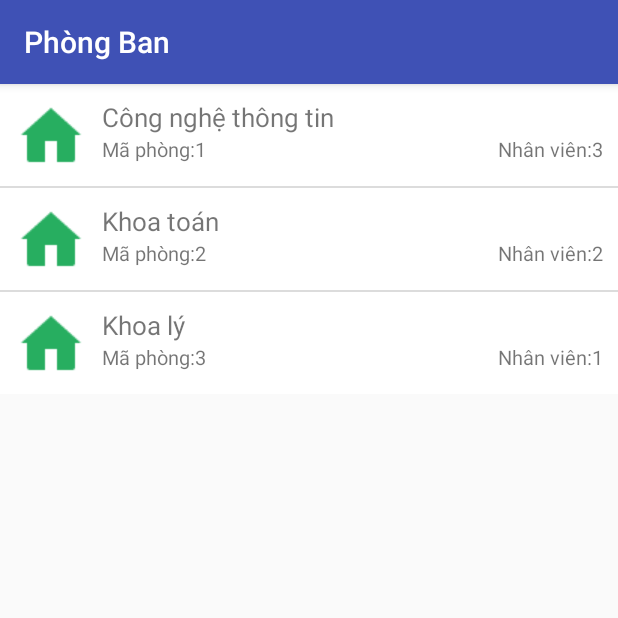
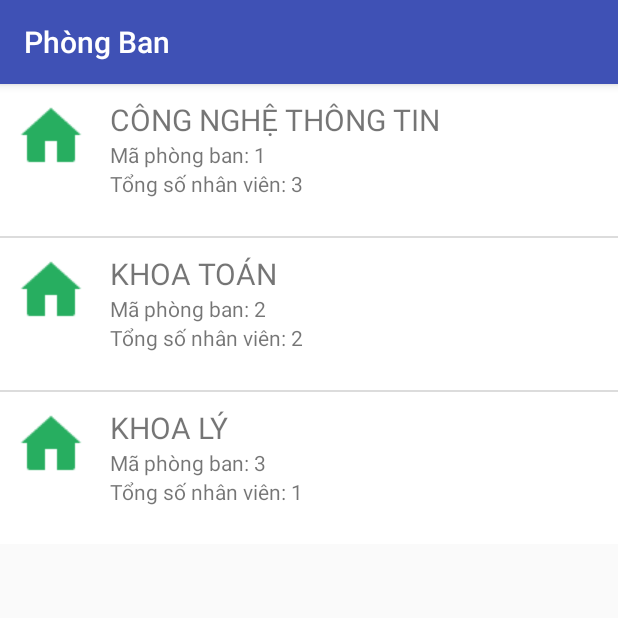
Before and after one commit to Quynhk37C/Mobile_Android, an Android app: the PhongBanActivity screen opened directly, with no data from a screen before it, on a phone screen of 412 x 824 dp, the top half of it. Run offline under Robolectric (Android 15) with nearby library versions, the phone set to English and light mode, and no system bars.

Commit message:
Chỉnh sửa lần cuối nà

```diff
--- a/QuanLyNV/app/src/main/AndroidManifest.xml
+++ b/QuanLyNV/app/src/main/AndroidManifest.xml
@@ -25,6 +25,8 @@
             android:name=".NhanVienActivity"
             android:label="Danh sách nhân viên"
             android:windowSoftInputMode="stateHidden"></activity>
+
+
         <activity
             android:name=".NhanVienPhongBanActivity"
             android:label="Danh Sách Nhân Viên"
@@ -48,6 +50,7 @@
         <activity
             android:name=".LienHeActivity"
             android:label="@string/title_activity_lien_he"
+
             android:theme="@style/AppTheme.NoActionBar" />
         <activity android:name=".Activity_chucnang"></activity>
     </application>
--- a/QuanLyNV/app/src/main/java/com/hue/husc/it/nhuquynh/quanlynv/Adapter/Custom_Listview_NhanVien.java
+++ b/QuanLyNV/app/src/main/java/com/hue/husc/it/nhuquynh/quanlynv/Adapter/Custom_Listview_NhanVien.java
@@ -48,9 +48,9 @@ public class Custom_Listview_NhanVien  extends ArrayAdapter<NhanVienDTO>{
         TextView vSoDT = (TextView)view.findViewById(R.id.vSodienThoai);
         TextView vGioiTinh = (TextView)view.findViewById(R.id.vGioiTinh);
         NhanVienDTO nhanVienDTO = objects.get(position);
-        vTenNhanVien.setText(nhanVienDTO.getTennv());
-        vSoDT.setText(nhanVienDTO.getSdt());
-        vGioiTinh.setText(nhanVienDTO.getGioitinh());
+        vTenNhanVien.setText(nhanVienDTO.getTennv().toUpperCase());
+        vSoDT.setText("SĐT: "+ nhanVienDTO.getSdt());
+        vGioiTinh.setText("Giới Tính: "+ nhanVienDTO.getGioitinh());
         return view;
     }
 }
--- a/QuanLyNV/app/src/main/java/com/hue/husc/it/nhuquynh/quanlynv/Adapter/Custom_Listview_PhongBan.java
+++ b/QuanLyNV/app/src/main/java/com/hue/husc/it/nhuquynh/quanlynv/Adapter/Custom_Listview_PhongBan.java
@@ -49,9 +49,9 @@ public class Custom_Listview_PhongBan extends ArrayAdapter<PhongBanDTO> {
         int d = ds.size();
         PhongBanDTO phongban=objects.get(position);
         pb= new PhongBanDAO(context);
-        vTenPhongBan.setText(phongban.getTenPhongBan());
-        vMAPhongBan.setText("Mã phòng:"+phongban.getMaPhongBan());
-        vSoNhanVien.setText("Nhân viên:"+String.valueOf(pb.demSoNV(Integer.parseInt(phongban.getMaPhongBan()))));
+        vTenPhongBan.setText(phongban.getTenPhongBan().toUpperCase());
+        vMAPhongBan.setText("Mã phòng ban: "+phongban.getMaPhongBan());
+        vSoNhanVien.setText("Tổng số nhân viên: "+String.valueOf(pb.demSoNV(Integer.parseInt(phongban.getMaPhongBan()))));
 
         return viewrow;
     }
--- a/QuanLyNV/app/src/main/res/drawable/border.xml
+++ b/QuanLyNV/app/src/main/res/drawable/border.xml
@@ -7,7 +7,7 @@
     <!-- độ rộng viền và màu -->
     <stroke
         android:width="1dp"
-        android:color="#000000" >
+        android:color="#cccccc" >
     </stroke>
     <!-- chỗ nào set padding -->
     <padding
--- a/QuanLyNV/app/src/main/res/layout/custom_listview_phongban.xml
+++ b/QuanLyNV/app/src/main/res/layout/custom_listview_phongban.xml
@@ -7,43 +7,41 @@
     <ImageView
         android:layout_width="wrap_content"
         android:layout_height="wrap_content"
-        android:layout_rowSpan="2"
+        android:layout_rowSpan="3"
         android:id="@+id/imageView"
         android:background="@drawable/pb"
         android:layout_row="0"
         android:layout_column="0" />
-
-
     <TextView
-        android:text="TextView"
         android:layout_width="wrap_content"
         android:layout_height="wrap_content"
-        android:textSize="13dp"
-        android:id="@+id/viewlistSoNhanVien"
-        android:layout_row="1"
-        android:layout_column="14" />
+        android:text="Tên phòng ban"
+        android:layout_columnWeight="1"
+        android:id="@+id/ViewListPhongBan"
+        android:textSize="20dp"
+        android:layout_row="0"
+        android:paddingLeft="15dp"
+        android:layout_column="1" />
+
 
     <TextView
         android:layout_width="wrap_content"
         android:layout_height="wrap_content"
-        android:text="New Text"
-        android:paddingLeft="10dp"
+        android:text="Mã phòng ban"
         android:layout_columnWeight="1"
-        android:id="@+id/ViewListPhongBan"
-        android:textSize="17dp"
-        android:layout_row="0"
+        android:id="@+id/viewlistMaPhongBan"
+        android:layout_row="1"
+        android:paddingLeft="15dp"
         android:layout_column="1" />
 
     <TextView
-        android:layout_width="135dp"
+        android:layout_width="wrap_content"
         android:layout_height="wrap_content"
-        android:text="New Text"
-        android:paddingLeft="10dp"
+        android:text="Số nhân viên"
+        android:paddingLeft="15dp"
         android:layout_columnWeight="1"
-        android:id="@+id/viewlistMaPhongBan"
-        android:layout_row="1"
-        android:textSize="13dp"
+        android:id="@+id/viewlistSoNhanVien"
+        android:layout_row="2"
+        android:layout_marginBottom="15dp"
         android:layout_column="1" />
-
-
 </GridLayout>
--- a/QuanLyNV/app/src/main/res/layout/layout_suaphongban.xml
+++ b/QuanLyNV/app/src/main/res/layout/layout_suaphongban.xml
@@ -1,7 +1,7 @@
 <?xml version="1.0" encoding="utf-8"?>
 <LinearLayout xmlns:android="http://schemas.android.com/apk/res/android"
     android:layout_width="match_parent"
-    android:background="#ADD8E6"
+    android:background="#FFFFFF"
     android:layout_height="match_parent"
     android:orientation="vertical">
 
--- a/QuanLyNV/app/src/main/res/layout/layout_themnhanvien.xml
+++ b/QuanLyNV/app/src/main/res/layout/layout_themnhanvien.xml
@@ -14,6 +14,7 @@
         android:layout_marginTop="15dp"
         android:id="@+id/editTenNv"
         android:layout_alignParentTop="true"
+        android:layout_marginBottom="15dp"
         android:layout_centerHorizontal="true" />
 
     <RadioGroup
@@ -41,9 +42,11 @@
 
 
     <Spinner
-        android:layout_width="match_parent"
+        android:layout_width="210dp"
+        android:layout_marginLeft="85dp"
         android:layout_height="wrap_content"
         android:layout_marginTop="16dp"
+        android:layout_marginBottom="15dp"
         android:id="@+id/spinnerPhongBan"
         android:layout_below="@+id/rdGioiTinh"
         android:layout_alignParentLeft="true"
--- a/QuanLyNV/app/src/main/res/layout/layout_themphongban.xml
+++ b/QuanLyNV/app/src/main/res/layout/layout_themphongban.xml
@@ -2,7 +2,7 @@
 <LinearLayout xmlns:android="http://schemas.android.com/apk/res/android"
     android:layout_width="match_parent"
     android:layout_height="match_parent"
-    android:background="#FAFAD2"
+    android:background="#FFFFFF"
     android:orientation="vertical">
 
     <EditText
--- a/QuanLyNV/app/src/main/res/values/strings.xml
+++ b/QuanLyNV/app/src/main/res/values/strings.xml
@@ -1,6 +1,6 @@
 <resources>
     <string name="app_name">QuanLyNV</string>
-    <string name="tendangnhap">Tên Đăng Nhập</string>
+    <string name="tendangnhap">ĐĂNG NHẬP HỆ THỐNG</string>
     <string name="hinttendangnhap">Nhập tài khoản</string>
     <string name="nhapmatkhau">Nhập Mật Khẩu</string>
     <string name="dongy">Đồng ý</string>
```
Also changed, not shown: QuanLyNV/app/src/main/res/layout/activity_main.xml (+6 -5 lines).
